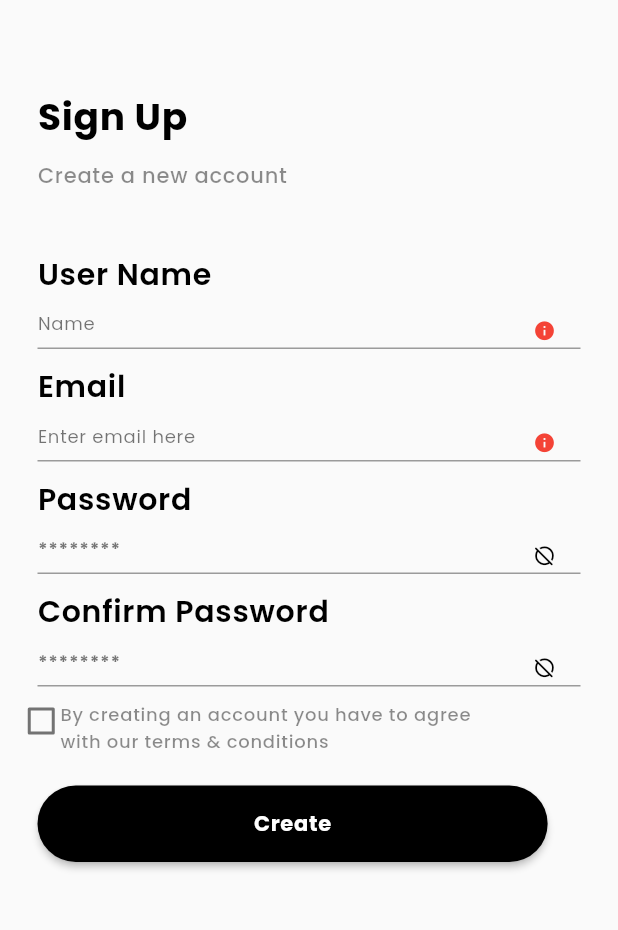
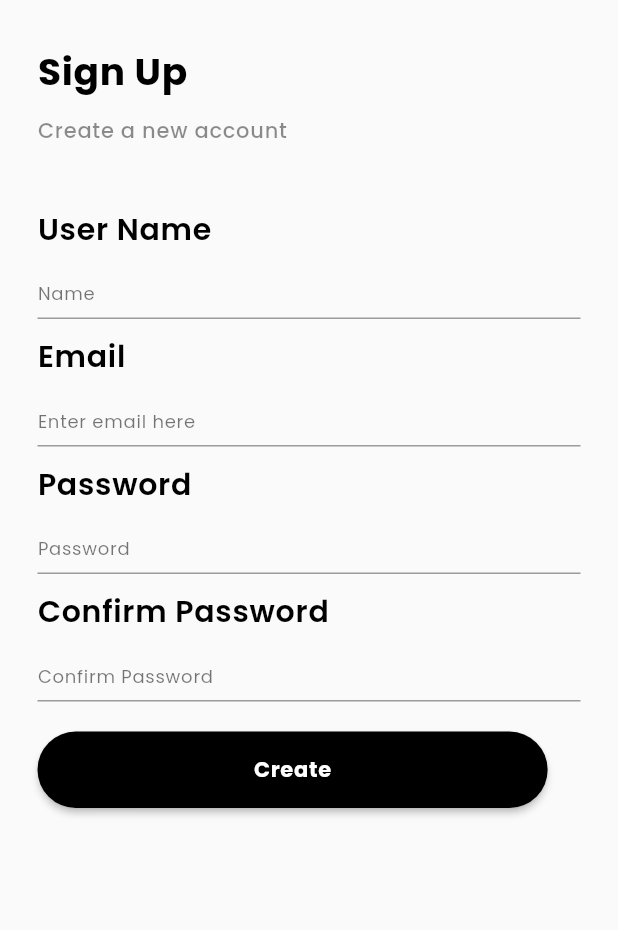
Before and after one commit to iam-Aslam/FashionStore-User, a Flutter app: the SignUp screen opened directly, on a phone screen of 412 x 824 dp, the part 263-1193 px from its top. Run offline on Flutter 3.47's test engine with Material 2 defaults, Android fonts, the phone set to English and light mode, and no system bars; our stand-ins replace google_fonts; network calls fail.

Commit message:
Validation completed

```diff
--- a/lib/presentations/signup/signup.dart
+++ b/lib/presentations/signup/signup.dart
@@ -1,4 +1,4 @@
-import 'package:fashionstore/presentations/home/home_screen.dart';
+import 'dart:developer';
 import 'package:flutter/material.dart';
 import 'package:google_fonts/google_fonts.dart';
 import '../../core/constants.dart';
@@ -11,20 +11,28 @@ class SignUp extends StatefulWidget {
   State<SignUp> createState() => _SignUpState();
 }
 
+TextEditingController nameController = TextEditingController();
+TextEditingController emailController = TextEditingController();
+TextEditingController passwordController = TextEditingController();
+TextEditingController confirmpasswordController = TextEditingController();
+
 class _SignUpState extends State<SignUp> {
   @override
   Widget build(BuildContext context) {
-    bool? checkbox = false;
+    final formKey = GlobalKey<FormState>();
+    //bool isChecked = false;
     return SafeArea(
         child: Scaffold(
       body: Padding(
         padding: const EdgeInsets.all(25.0),
         child: SingleChildScrollView(
+          child: Form(
+            key: formKey,
             child: Column(
               crossAxisAlignment: CrossAxisAlignment.start,
               children: [
                 const Logo(),
-              khieght60,
+                khieght30,
                 Text(
                   'Sign Up',
                   style: GoogleFonts.poppins(
@@ -60,16 +68,19 @@ class _SignUpState extends State<SignUp> {
                     ),
                   ),
                 ),
-              khieght10,
+                khieght20,
                 SizedBox(
                   height: 25,
                   child: TextFormField(
+                    controller: nameController,
+                    validator: (value) {
+                      if (value!.isEmpty || value.length < 4) {
+                        return "Enter Valid Name";
+                      } else {
+                        return null;
+                      }
+                    },
                     decoration: InputDecoration(
-                    suffixIcon: const Icon(
-                      Icons.info,
-                      size: 15,
-                      color: Colors.red,
-                    ),
                       hintText: 'Name',
                       hintStyle: GoogleFonts.poppins(
                         textStyle: const TextStyle(
@@ -93,17 +104,22 @@ class _SignUpState extends State<SignUp> {
                     ),
                   ),
                 ),
-              khieght10,
+                khieght20,
                 SizedBox(
                   height: 25,
                   child: TextFormField(
+                    controller: emailController,
+                    validator: (value) {
+                      if (value!.isEmpty ||
+                          !RegExp(r"^[a-zA-Z0-9.a-zA-Z0-9.!#$%&'*+-/=?^_`{|}~]+@[a-zA-Z0-9]+\.[a-zA-Z]+")
+                              .hasMatch(value)) {
+                        return "Enter Valid Email";
+                      } else {
+                        return null;
+                      }
+                    },
                     keyboardType: TextInputType.emailAddress,
                     decoration: InputDecoration(
-                    suffixIcon: const Icon(
-                      Icons.info,
-                      size: 15,
-                      color: Colors.red,
-                    ),
                       hintText: 'Enter email here',
                       hintStyle: GoogleFonts.poppins(
                         textStyle: const TextStyle(
@@ -127,24 +143,29 @@ class _SignUpState extends State<SignUp> {
                     ),
                   ),
                 ),
-              khieght10,
+                khieght20,
                 SizedBox(
                   height: 25,
                   child: TextFormField(
+                    controller: passwordController,
+                    validator: (value) {
+                      if (value!.length < 6) {
+                        return "Enter Valid Password";
+                      } else {
+                        return null;
+                      }
+                    },
+                    obscureText: true,
+                    enableSuggestions: false,
+                    autocorrect: false,
                     decoration: InputDecoration(
-                    hintText: '********',
+                      hintText: 'Password',
                       hintStyle: GoogleFonts.poppins(
                         textStyle: const TextStyle(
                           letterSpacing: .5,
                           fontSize: 12,
-                        fontWeight: FontWeight.bold,
                           color: Colors.black54,
                         ),
-                    ),
-                    suffixIcon: const Icon(
-                      Icons.hide_source_rounded,
-                      size: 15,
-                      color: Colors.black,
                       ),
                     ),
                   ),
@@ -161,70 +182,31 @@ class _SignUpState extends State<SignUp> {
                     ),
                   ),
                 ),
-              khieght10,
+                khieght20,
                 SizedBox(
                   height: 25,
                   child: TextFormField(
+                    controller: confirmpasswordController,
+                    validator: (value) {
+                      if (value != passwordController.text) {
+                        return "Password is Incorrect";
+                      } else {
+                        return null;
+                      }
+                    },
+                    obscureText: true,
+                    enableSuggestions: false,
+                    autocorrect: false,
                     decoration: InputDecoration(
-                      suffixIcon: const Icon(
-                        Icons.hide_source_rounded,
-                        size: 15,
-                        color: Colors.black,
-                      ),
-                      hintText: '********',
+                        hintText: 'Confirm Password',
                         hintStyle: GoogleFonts.poppins(
                           textStyle: const TextStyle(
                             letterSpacing: .5,
                             fontSize: 12,
-                          fontWeight: FontWeight.bold,
                             color: Colors.black54,
                           ),
                         )),
                   ),
-              ),
-              Row(
-                children: [
-                  SizedBox(
-                    height: 5,
-                    width: 5,
-                    child: Checkbox(
-                      value: checkbox,
-                      activeColor: Colors.black,
-                      onChanged: (value) {
-                        setState(() {
-                          checkbox = value;
-                        });
-                      },
-                    ),
-                  ),
-                  kwidth10,
-                  Column(
-                    crossAxisAlignment: CrossAxisAlignment.start,
-                    children: [
-                      khieght10,
-                      Text('By creating an account you have to agree',
-                          maxLines: 2,
-                          style: GoogleFonts.poppins(
-                            textStyle: const TextStyle(
-                              letterSpacing: .5,
-                              fontSize: 12,
-                              color: Colors.black45,
-                              fontWeight: FontWeight.w500,
-                            ),
-                          )),
-                      Text('with our terms & conditions',
-                          maxLines: 2,
-                          style: GoogleFonts.poppins(
-                            textStyle: const TextStyle(
-                              letterSpacing: .5,
-                              fontSize: 12,
-                              color: Colors.black45,
-                              fontWeight: FontWeight.w500,
-                            ),
-                          )),
-                    ],
-                  ),
-                ],
                 ),
                 khieght20,
                 ElevatedButton(
@@ -237,11 +219,14 @@ class _SignUpState extends State<SignUp> {
                       foregroundColor: Colors.white,
                     ),
                     onPressed: () {
-                    Navigator.pushReplacement(
-                        context,
-                        MaterialPageRoute(
-                          builder: (context) => const HomePage(),
-                        ));
+                      if (formKey.currentState!.validate()) {
+                        log('validation ssuccess');
+                      }
+                      // Navigator.pushReplacement(
+                      //     context,
+                      //     MaterialPageRoute(
+                      //       builder: (context) => const HomePage(),
+                      //     ));
                     },
                     child: Text(
                       'Create',
@@ -258,6 +243,7 @@ class _SignUpState extends State<SignUp> {
             ),
           ),
         ),
+      ),
     ));
   }
 }
```
Also changed, not shown: lib/presentations/login/login_screen.dart (+59 -14 lines). Lines whose indentation alone changed are shown as unchanged.
